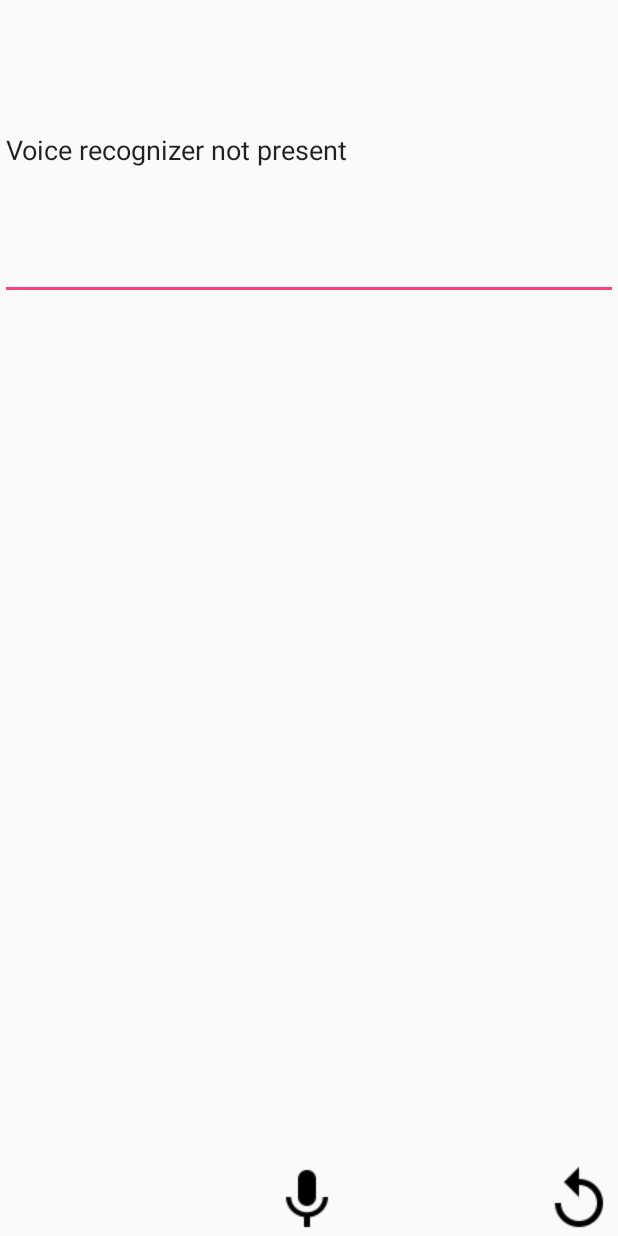
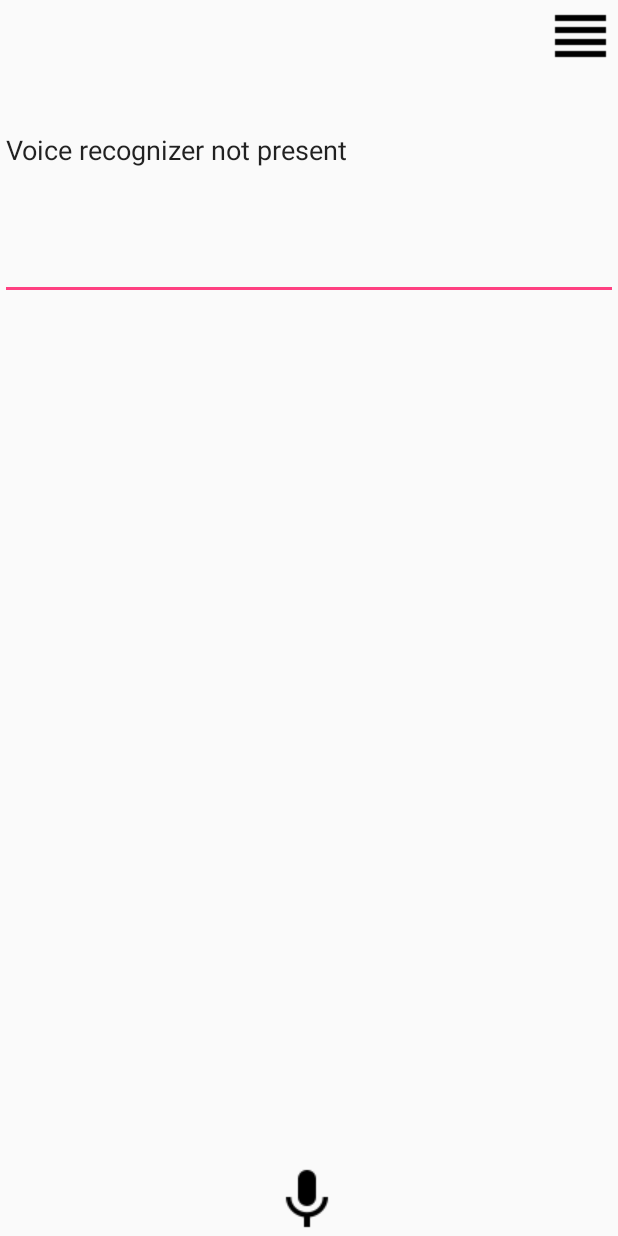
Before and after one commit to IonutBoicu/Voice-Recognition-Ubis, an Android app: the VoiceTextActivity screen opened directly, with no data from a screen before it, on a phone screen of 412 x 824 dp. Run offline under Robolectric (Android 15) with nearby library versions, the light colour scheme and no system bars.

Commit message:
Changed Icon for Back

```diff
--- a/VoiceRecognition/app/src/main/res/layout/activity_about.xml
+++ b/VoiceRecognition/app/src/main/res/layout/activity_about.xml
@@ -16,11 +16,11 @@
     <Button
         android:layout_width="50dp"
         android:layout_height="wrap_content"
-        android:drawableLeft="@drawable/ic_replay_black_24dp"
+        android:drawableLeft="@drawable/ic_view_headline_black_24dp"
         android:id="@+id/backBtn"
         android:background="@android:color/transparent"
         android:layout_alignParentRight="true"
-        android:layout_alignParentBottom="true"
+        android:layout_alignParentTop="true"
         android:layout_centerHorizontal="true"
         android:enabled="true"
         android:onClick="goBack" />
--- a/VoiceRecognition/app/src/main/res/layout/activity_settings.xml
+++ b/VoiceRecognition/app/src/main/res/layout/activity_settings.xml
@@ -16,11 +16,11 @@
     <Button
         android:layout_width="50dp"
         android:layout_height="wrap_content"
-        android:drawableLeft="@drawable/ic_replay_black_24dp"
+        android:drawableLeft="@drawable/ic_view_headline_black_24dp"
         android:id="@+id/backBtn"
         android:background="@android:color/transparent"
         android:layout_alignParentRight="true"
-        android:layout_alignParentBottom="true"
+        android:layout_alignParentTop="true"
         android:layout_centerHorizontal="true"
         android:enabled="true"
         android:onClick="goBack" />
--- a/VoiceRecognition/app/src/main/res/layout/activity_text_voice.xml
+++ b/VoiceRecognition/app/src/main/res/layout/activity_text_voice.xml
@@ -16,11 +16,11 @@
     <Button
         android:layout_width="50dp"
         android:layout_height="wrap_content"
-        android:drawableLeft="@drawable/ic_replay_black_24dp"
+        android:drawableLeft="@drawable/ic_view_headline_black_24dp"
         android:id="@+id/backBtn"
         android:background="@android:color/transparent"
         android:layout_alignParentRight="true"
-        android:layout_alignParentBottom="true"
+        android:layout_alignParentTop="true"
         android:layout_centerHorizontal="true"
         android:enabled="true"
         android:onClick="goBack" />
--- a/VoiceRecognition/app/src/main/res/layout/activity_voice_text.xml
+++ b/VoiceRecognition/app/src/main/res/layout/activity_voice_text.xml
@@ -29,11 +29,11 @@
         <Button
             android:layout_width="50dp"
             android:layout_height="wrap_content"
-            android:drawableLeft="@drawable/ic_replay_black_24dp"
+            android:drawableLeft="@drawable/ic_view_headline_black_24dp"
             android:id="@+id/backBtn"
             android:background="@android:color/transparent"
             android:layout_alignParentRight="true"
-            android:layout_alignParentBottom="true"
+            android:layout_alignParentTop="true"
             android:layout_centerHorizontal="true"
             android:enabled="true"
             android:onClick="goBack" />
```
Also changed, not shown: VoiceRecognition/app/src/main/res/drawable/ic_view_headline_black_24dp.png (added).
